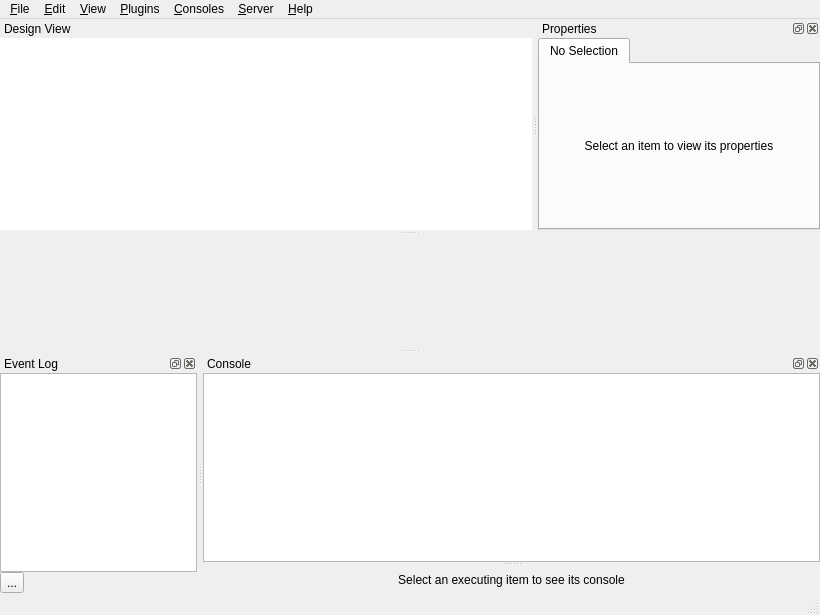
Old version of the form spinetoolbox/ui/mainwindow.ui in the repository spine-tools/Spine-Toolbox.
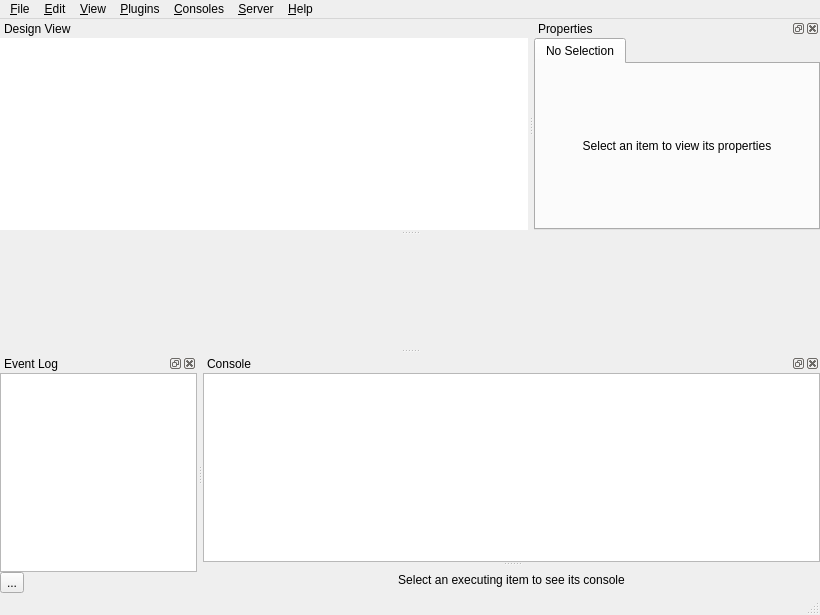
New version of the form. Icons and pictures are not drawn. Custom widgets are drawn as their Qt base class.

Diff of the .ui file:
```diff
--- a/spinetoolbox/ui/mainwindow.ui
+++ b/spinetoolbox/ui/mainwindow.ui
@@ -351,7 +351,7 @@
   <widget class="QDockWidget" name="dockWidget_item">
    <property name="minimumSize">
     <size>
-     <width>127</width>
+     <width>139</width>
      <height>101</height>
     </size>
    </property>
```
Left out of the diff: 12 changed lines with no effect on the pictures.
